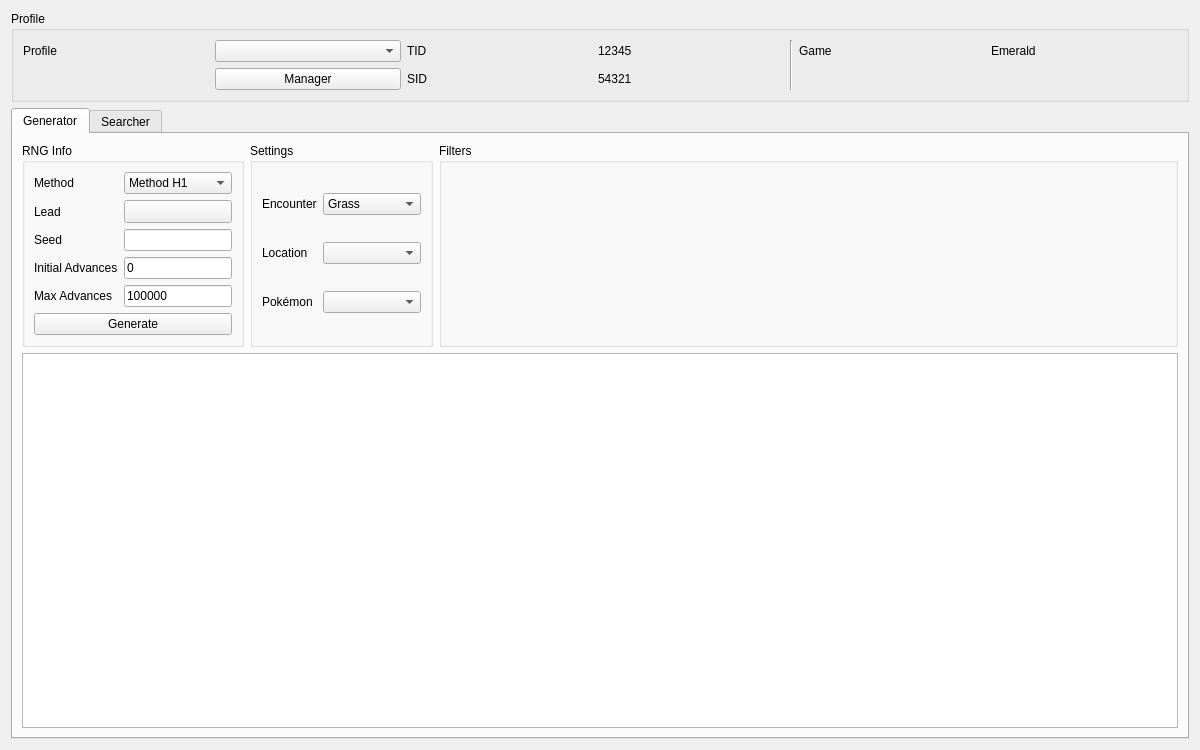
Admiral-Fish/PokeFinder, file Source/Form/Gen3/Wild3.ui: the form before one commit.
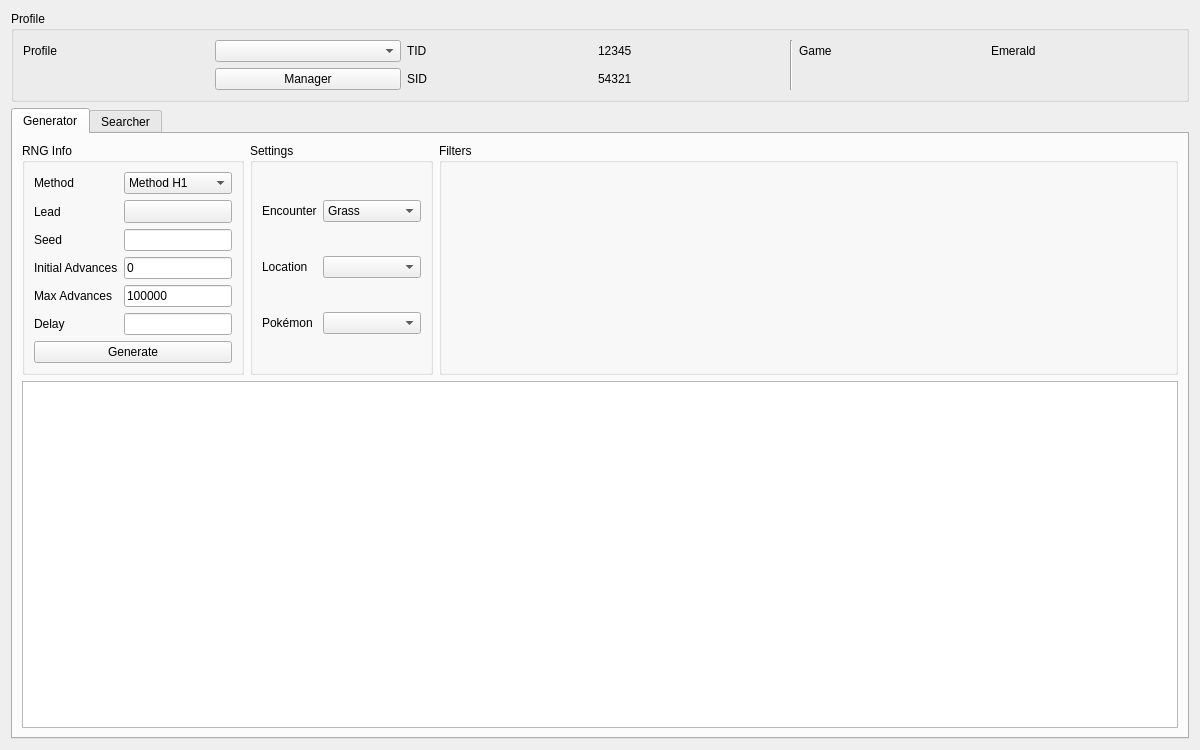
The form after the commit. Icons and pictures are not drawn. Custom widgets are drawn as their Qt base class.

What changed in the file:
```diff
--- a/Source/Form/Gen3/Wild3.ui
+++ b/Source/Form/Gen3/Wild3.ui
@@ -222,6 +222,16 @@
           <item row="4" column="1">
            <widget class="TextBox" name="textBoxGeneratorSeed"/>
           </item>
+          <item row="7" column="1">
+           <widget class="TextBox" name="textBoxGeneratorDelay"/>
+          </item>
+          <item row="7" column="0">
+           <widget class="QLabel" name="labelGeneratorDelay">
+            <property name="text">
+             <string>Delay</string>
+            </property>
+           </widget>
+          </item>
          </layout>
         </widget>
        </item>
```
Left out of the diff: 1 changed line with no effect on the pictures.
